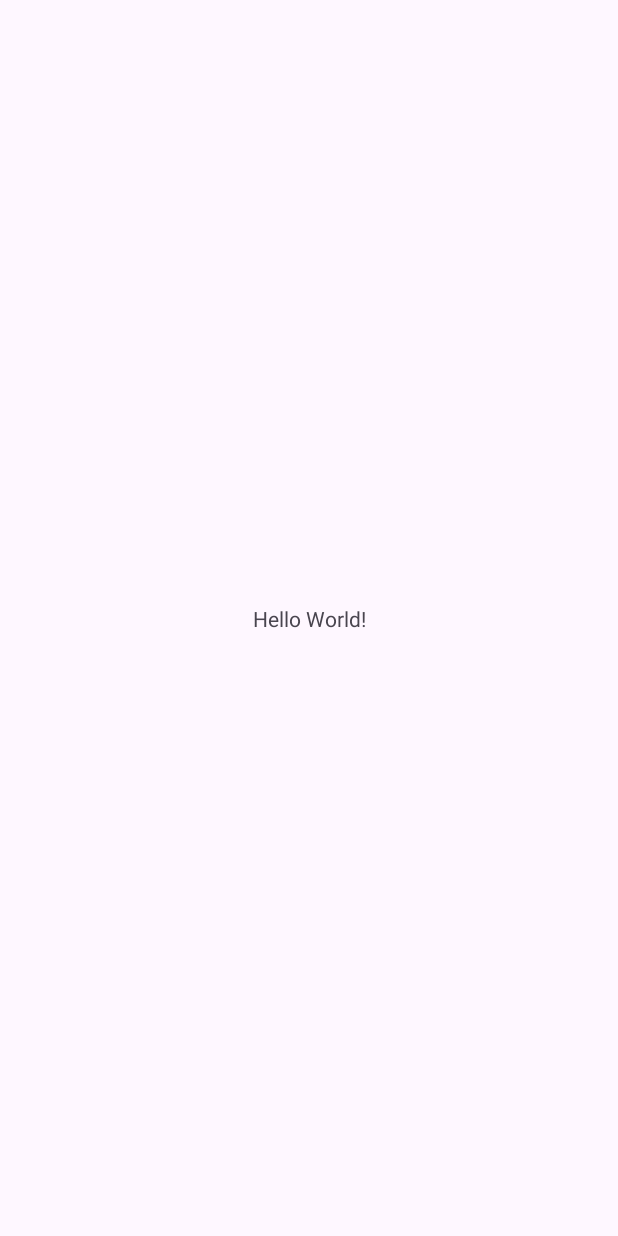
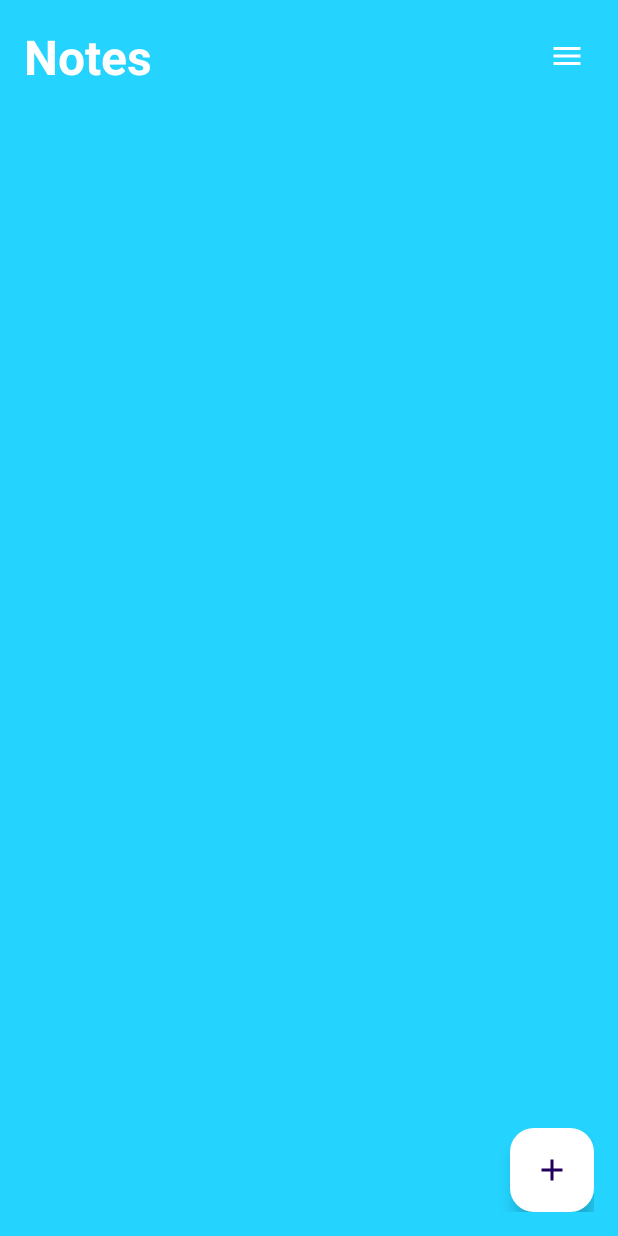
Before and after one commit to FatihEmin48/Notes-App-With-Firebase, an Android app: the MainActivity screen opened directly, with no data from a screen before it, on a phone screen of 412 x 824 dp. Before the commit the screen is almost empty. Run offline under Robolectric (Android 15) with nearby library versions, the phone set to English and light mode, and no system bars.

Commit message:
Firebase Add Note

```diff
--- a/NotesApp/app/build.gradle.kts
+++ b/NotesApp/app/build.gradle.kts
@@ -38,6 +38,7 @@ dependencies {
     implementation("com.google.android.material:material:1.9.0")
     implementation("androidx.constraintlayout:constraintlayout:2.1.4")
     implementation("com.google.firebase:firebase-auth-ktx:22.1.1")
+    implementation("com.google.firebase:firebase-firestore-ktx:24.7.1")
     testImplementation("junit:junit:4.13.2")
     androidTestImplementation("androidx.test.ext:junit:1.1.5")
     androidTestImplementation("androidx.test.espresso:espresso-core:3.5.1")
--- a/NotesApp/app/src/main/AndroidManifest.xml
+++ b/NotesApp/app/src/main/AndroidManifest.xml
@@ -12,6 +12,9 @@
         android:supportsRtl="true"
         android:theme="@style/Theme.NotesApp"
         tools:targetApi="31">
+        <activity
+            android:name=".NoteDetailsActivity"
+            android:exported="false" />
         <activity
             android:name=".LoginActivity"
             android:exported="false" />
--- a/NotesApp/app/src/main/java/com/fatiheminkarahan/notesapp/MainActivity.java
+++ b/NotesApp/app/src/main/java/com/fatiheminkarahan/notesapp/MainActivity.java
@@ -1,14 +1,30 @@
 package com.fatiheminkarahan.notesapp;
 
 import androidx.appcompat.app.AppCompatActivity;
+import androidx.recyclerview.widget.RecyclerView;
 
+import android.content.Intent;
 import android.os.Bundle;
+import android.widget.ImageButton;
+
+import com.google.android.material.floatingactionbutton.FloatingActionButton;
 
 public class MainActivity extends AppCompatActivity {
+
+    FloatingActionButton addNoteBtn;
+    RecyclerView recyclerView;
+    ImageButton menuBtn;
 
     @Override
     protected void onCreate(Bundle savedInstanceState) {
         super.onCreate(savedInstanceState);
         setContentView(R.layout.activity_main);
+
+        addNoteBtn = findViewById(R.id.add_note_btn);
+        recyclerView = findViewById(R.id.recyler_view);
+        menuBtn = findViewById(R.id.menu_btn);
+
+        addNoteBtn.setOnClickListener((v)-> startActivity(new Intent(MainActivity.this, NoteDetailsActivity.class)) );
+
     }
 }
--- /dev/null
+++ b/NotesApp/app/src/main/res/drawable/baseline_add_24.xml
@@ -0,0 +1,5 @@
+<vector android:height="24dp" android:tint="#000000"
+    android:viewportHeight="24" android:viewportWidth="24"
+    android:width="24dp" xmlns:android="http://schemas.android.com/apk/res/android">
+    <path android:fillColor="@android:color/white" android:pathData="M19,13h-6v6h-2v-6H5v-2h6V5h2v6h6v2z"/>
+</vector>
--- /dev/null
+++ b/NotesApp/app/src/main/res/drawable/baseline_done_24.xml
@@ -0,0 +1,5 @@
+<vector android:height="24dp" android:tint="#000000"
+    android:viewportHeight="24" android:viewportWidth="24"
+    android:width="24dp" xmlns:android="http://schemas.android.com/apk/res/android">
+    <path android:fillColor="@android:color/white" android:pathData="M9,16.2L4.8,12l-1.4,1.4L9,19 21,7l-1.4,-1.4L9,16.2z"/>
+</vector>
--- /dev/null
+++ b/NotesApp/app/src/main/res/drawable/baseline_done_outline_24.xml
@@ -0,0 +1,5 @@
+<vector android:height="24dp" android:tint="#000000"
+    android:viewportHeight="24" android:viewportWidth="24"
+    android:width="24dp" xmlns:android="http://schemas.android.com/apk/res/android">
+    <path android:fillColor="@android:color/white" android:pathData="M19.77,5.03l1.4,1.4L8.43,19.17l-5.6,-5.6 1.4,-1.4 4.2,4.2L19.77,5.03m0,-2.83L8.43,13.54l-4.2,-4.2L0,13.57 8.43,22 24,6.43 19.77,2.2z"/>
+</vector>
--- /dev/null
+++ b/NotesApp/app/src/main/res/drawable/baseline_menu_24.xml
@@ -0,0 +1,5 @@
+<vector android:height="24dp" android:tint="#000000"
+    android:viewportHeight="24" android:viewportWidth="24"
+    android:width="24dp" xmlns:android="http://schemas.android.com/apk/res/android">
+    <path android:fillColor="@android:color/white" android:pathData="M3,18h18v-2L3,16v2zM3,13h18v-2L3,11v2zM3,6v2h18L21,6L3,6z"/>
+</vector>
--- a/NotesApp/app/src/main/res/layout/activity_main.xml
+++ b/NotesApp/app/src/main/res/layout/activity_main.xml
@@ -1,18 +1,56 @@
 <?xml version="1.0" encoding="utf-8"?>
-<androidx.constraintlayout.widget.ConstraintLayout xmlns:android="http://schemas.android.com/apk/res/android"
+<RelativeLayout xmlns:android="http://schemas.android.com/apk/res/android"
     xmlns:app="http://schemas.android.com/apk/res-auto"
     xmlns:tools="http://schemas.android.com/tools"
     android:layout_width="match_parent"
     android:layout_height="match_parent"
+    android:background="@color/my_primary"
+    android:padding="16dp"
     tools:context=".MainActivity">
 
-    <TextView
+    <RelativeLayout
+        android:layout_width="match_parent"
+        android:layout_height="wrap_content"
+        android:id="@+id/title_bar_layout">
+        <TextView
+            android:layout_width="wrap_content"
+            android:layout_height="wrap_content"
+            android:id="@+id/page_title"
+            android:text="Notes"
+            android:textSize="32sp"
+            android:textColor="@color/white"
+            android:textStyle="bold"/>
+
+        <ImageButton
+            android:layout_width="36dp"
+            android:layout_height="36dp"
+            android:id="@+id/menu_btn"
+            android:src="@drawable/baseline_menu_24"
+            android:layout_alignParentEnd="true"
+            android:layout_centerVertical="true"
+            app:tint="@color/white"
+            android:background="?attr/selectableItemBackgroundBorderless"
+            />
+
+    </RelativeLayout>
+
+    <androidx.recyclerview.widget.RecyclerView
+        android:layout_width="match_parent"
+        android:layout_height="match_parent"
+        android:layout_below="@id/title_bar_layout"
+        android:id="@+id/recyler_view"/>
+
+
+    <com.google.android.material.floatingactionbutton.FloatingActionButton
         android:layout_width="wrap_content"
         android:layout_height="wrap_content"
-        android:text="Hello World!"
-        app:layout_constraintBottom_toBottomOf="parent"
-        app:layout_constraintEnd_toEndOf="parent"
-        app:layout_constraintStart_toStartOf="parent"
-        app:layout_constraintTop_toTopOf="parent" />
+        android:id="@+id/add_note_btn"
+        android:backgroundTint="@color/white"
+        android:layout_alignParentEnd="true"
+        android:layout_alignParentBottom="true"
+        android:src="@drawable/baseline_add_24"
+        />
 
-</androidx.constraintlayout.widget.ConstraintLayout>
+
+
+</RelativeLayout>
```
Also changed, not shown: NotesApp/app/src/main/java/com/fatiheminkarahan/notesapp/Note.java (added, +37 -0 lines), NotesApp/app/src/main/java/com/fatiheminkarahan/notesapp/NoteDetailsActivity.java (added, +121 -0 lines), NotesApp/app/src/main/java/com/fatiheminkarahan/notesapp/Utility.java (added, +30 -0 lines), NotesApp/app/src/main/res/layout/activity_note_details.xml (added, +87 -0 lines), 32 other files.
